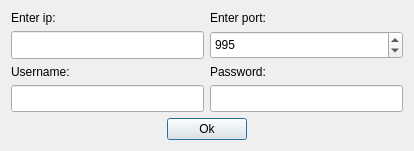
Old version of the form Lab5/POP3Receiver/portdialog.ui in the repository rodimov/NetworksLabs_SUT.
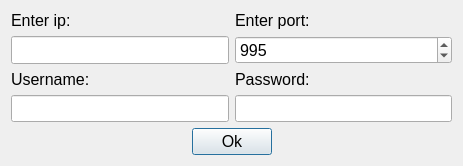
New version of the form.

Commit message: portdialog fonts resize

The edit to the form file:
```diff
--- a/Lab5/POP3Receiver/portdialog.ui
+++ b/Lab5/POP3Receiver/portdialog.ui
@@ -6,8 +6,8 @@
    <rect>
     <x>0</x>
     <y>0</y>
-    <width>414</width>
-    <height>151</height>
+    <width>463</width>
+    <height>163</height>
    </rect>
   </property>
   <property name="windowTitle">
@@ -24,6 +24,11 @@
          <verstretch>0</verstretch>
         </sizepolicy>
        </property>
+       <property name="font">
+        <font>
+         <pointsize>12</pointsize>
+        </font>
+       </property>
        <property name="text">
         <string>Enter port:</string>
        </property>
@@ -37,6 +42,11 @@
          <verstretch>0</verstretch>
         </sizepolicy>
        </property>
+       <property name="font">
+        <font>
+         <pointsize>12</pointsize>
+        </font>
+       </property>
        <property name="minimum">
         <number>1</number>
        </property>
@@ -60,6 +70,11 @@
          <verstretch>0</verstretch>
         </sizepolicy>
        </property>
+       <property name="font">
+        <font>
+         <pointsize>12</pointsize>
+        </font>
+       </property>
        <property name="text">
         <string>Enter ip:</string>
        </property>
@@ -73,6 +88,11 @@
          <verstretch>0</verstretch>
         </sizepolicy>
        </property>
+       <property name="font">
+        <font>
+         <pointsize>12</pointsize>
+        </font>
+       </property>
       </widget>
      </item>
     </layout>
@@ -94,6 +114,11 @@
      </item>
      <item>
       <widget class="QPushButton" name="ok">
+       <property name="font">
+        <font>
+         <pointsize>12</pointsize>
+        </font>
+       </property>
        <property name="text">
         <string>Ok</string>
        </property>
@@ -118,6 +143,11 @@
     <layout class="QVBoxLayout" name="verticalLayout_3">
      <item>
       <widget class="QLabel" name="label_3">
+       <property name="font">
+        <font>
+         <pointsize>12</pointsize>
+        </font>
+       </property>
        <property name="text">
         <string>Username:</string>
        </property>
@@ -131,6 +161,11 @@
          <verstretch>0</verstretch>
         </sizepolicy>
        </property>
+       <property name="font">
+        <font>
+         <pointsize>12</pointsize>
+        </font>
+       </property>
       </widget>
      </item>
     </layout>
@@ -139,6 +174,11 @@
     <layout class="QVBoxLayout" name="verticalLayout_4">
      <item>
       <widget class="QLabel" name="label_4">
+       <property name="font">
+        <font>
+         <pointsize>12</pointsize>
+        </font>
+       </property>
        <property name="text">
         <string>Password:</string>
        </property>
@@ -152,6 +192,11 @@
          <verstretch>0</verstretch>
         </sizepolicy>
        </property>
+       <property name="font">
+        <font>
+         <pointsize>12</pointsize>
+        </font>
+       </property>
        <property name="echoMode">
         <enum>QLineEdit::Password</enum>
        </property>
```
The commit also changes 6 other files.
